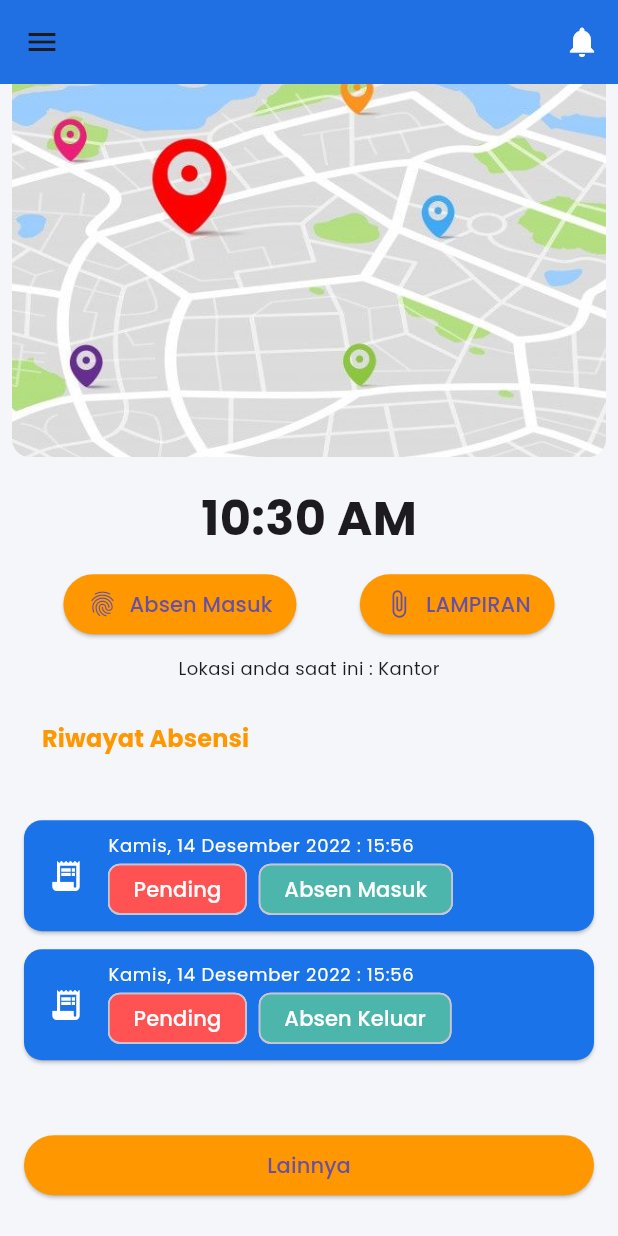
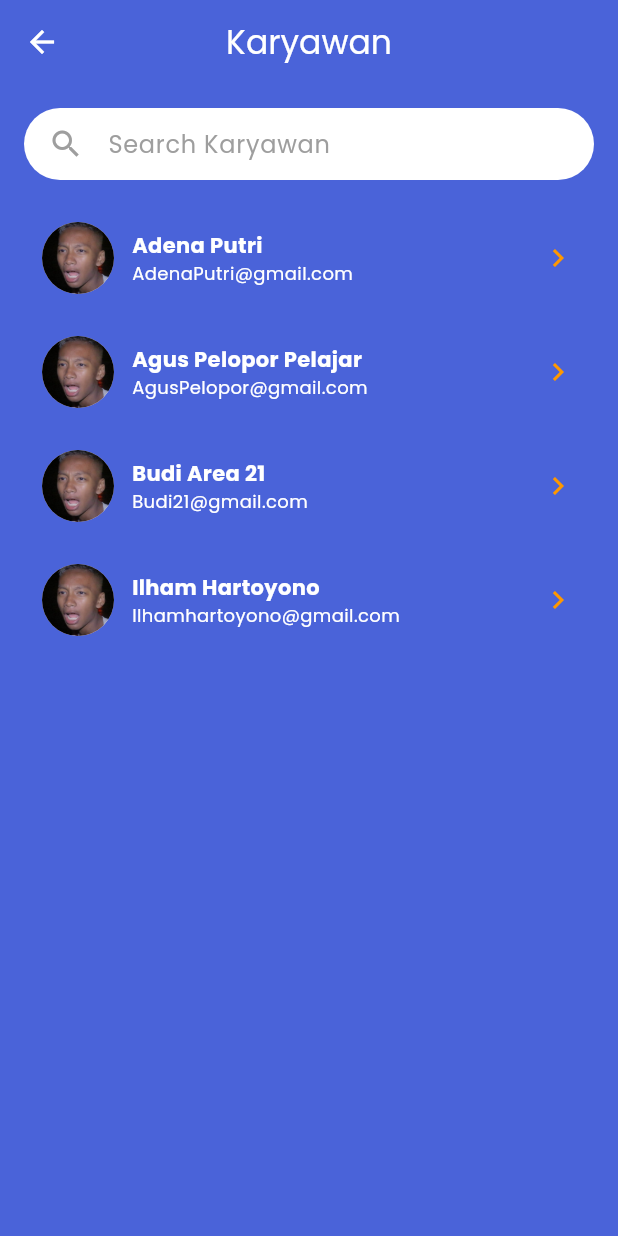
Before and after one commit to ngulekkode/aplikasi_absen, a Flutter app: the HomePage screen opened by its route, scrolled down 225 dp, after a tap on "LAMPIRAN", on a phone screen of 412 x 824 dp. Run offline on Flutter 3.47's test engine with Material 3 defaults, Android fonts, the phone set to English and light mode, and no system bars; our stand-ins replace flutter_riverpod, font_awesome_flutter, go_router, smooth_page_indicator.

Commit message:
ListKaryawan

```diff
--- /dev/null
+++ b/lib/pages/ListKaryawan.dart
@@ -0,0 +1,156 @@
+import 'package:flutter/material.dart';
+
+class ListKaryawanScreen extends StatefulWidget {
+  const ListKaryawanScreen({super.key});
+
+  @override
+  State<ListKaryawanScreen> createState() => _ListKaryawanScreenState();
+}
+
+class _ListKaryawanScreenState extends State<ListKaryawanScreen> {
+  final TextEditingController _searchController = TextEditingController();
+
+  // Dummy data karyawan
+  final List<Map<String, String>> employees = [
+    {
+      "name": "Adena Putri",
+      "email": "AdenaPutri@gmail.com",
+      "avatar": "assets/pp.png",
+    },
+    {
+      "name": "Agus Pelopor Pelajar",
+      "email": "AgusPelopor@gmail.com",
+      "avatar": "assets/pp.png",
+    },
+    {
+      "name": "Budi Area 21",
+      "email": "Budi21@gmail.com",
+      "avatar": "assets/pp.png",
+    },
+    {
+      "name": "Ilham Hartoyono ",
+      "email": "Ilhamhartoyono@gmail.com",
+      "avatar": "assets/pp.png",
+    },
+  ];
+
+  List<Map<String, String>> filteredEmployees = [];
+
+  @override
+  void initState() {
+    super.initState();
+    filteredEmployees = employees;
+  }
+
+  void _onSearchChanged(String value) {
+    setState(() {
+      filteredEmployees = employees
+          .where(
+            (e) =>
+                e["name"]!.toLowerCase().contains(value.toLowerCase()) ||
+                e["email"]!.toLowerCase().contains(value.toLowerCase()),
+          )
+          .toList();
+    });
+  }
+
+  @override
+  Widget build(BuildContext context) {
+    return Scaffold(
+      backgroundColor: const Color(0xFF4A63D9),
+      appBar: AppBar(
+        backgroundColor: const Color(0xFF4A63D9),
+        elevation: 0,
+        leading: IconButton(
+          icon: const Icon(Icons.arrow_back, color: Colors.white),
+          onPressed: () {
+            Navigator.pop(context);
+          },
+        ),
+        title: const Text('Karyawan', style: TextStyle(color: Colors.white)),
+        centerTitle: true,
+      ),
+      body: Padding(
+        padding: const EdgeInsets.all(16),
+        child: Column(
+          children: [
+            // Search Field
+            Container(
+              decoration: BoxDecoration(
+                color: Colors.white,
+                borderRadius: BorderRadius.circular(30),
+              ),
+              padding: const EdgeInsets.symmetric(horizontal: 16),
+              child: TextField(
+                controller: _searchController,
+                onChanged: _onSearchChanged,
+                decoration: const InputDecoration(
+                  border: InputBorder.none,
+                  hintText: 'Search Karyawan',
+                  hintStyle: TextStyle(color: Colors.grey),
+                  icon: Icon(Icons.search, color: Colors.grey),
+                ),
+              ),
+            ),
+
+            const SizedBox(height: 20),
+
+            // List Karyawan
+            Expanded(
+              child: ListView.separated(
+                itemCount: filteredEmployees.length,
+                separatorBuilder: (context, index) =>
+                    const SizedBox(height: 12),
+                itemBuilder: (context, index) {
+                  final employee = filteredEmployees[index];
+                  return Container(
+                    padding: const EdgeInsets.symmetric(
+                      horizontal: 12,
+                      vertical: 8,
+                    ),
+                    decoration: BoxDecoration(
+                      color: Colors.transparent,
+                      borderRadius: BorderRadius.circular(8),
+                    ),
+                    child: Row(
+                      children: [
+                        CircleAvatar(
+                          radius: 24,
+                          backgroundImage: AssetImage(employee["avatar"]!),
+                        ),
+                        const SizedBox(width: 12),
+                        Expanded(
+                          child: Column(
+                            crossAxisAlignment: CrossAxisAlignment.start,
+                            children: [
+                              Text(
+                                employee["name"]!,
+                                style: const TextStyle(
+                                  color: Colors.white,
+                                  fontWeight: FontWeight.bold,
+                                  fontSize: 14,
+                                ),
+                              ),
+                              Text(
+                                employee["email"]!,
+                                style: const TextStyle(
+                                  color: Colors.white,
+                                  fontSize: 12,
+                                ),
+                              ),
+                            ],
+                          ),
+                        ),
+                        const Icon(Icons.chevron_right, color: Colors.orange),
+                      ],
+                    ),
+                  );
+                },
+              ),
+            ),
+          ],
+        ),
+      ),
+    );
+  }
+}
--- a/lib/pages/home.dart
+++ b/lib/pages/home.dart
@@ -226,7 +226,13 @@ drawer: Drawer(
                   context.push('/done_presence');
                 },
               ),
-              _MenuButton(icon: Icons.attach_file, label: 'LAMPIRAN'),
+              _MenuButton(
+                icon: Icons.attach_file,
+                label: 'LAMPIRAN',
+                onPressed: () {
+                  context.push('/ListKaryawan');
+                },
+              ),
             ],
           ),
 
@@ -247,7 +253,8 @@ drawer: Drawer(
             padding: EdgeInsets.symmetric(horizontal: 16),
             child: Align(
               alignment: Alignment.centerLeft,
-              child: TextButton(onPressed: () {
+              child: TextButton(
+                onPressed: () {
                   context.push('/history_absen');
                 },
                 child: Text(
@@ -291,8 +298,7 @@ drawer: Drawer(
               onPressed: () {
                 showModalBottomSheet(
                   context: context,
-                  isScrollControlled:
-                      true,
+                  isScrollControlled: true,
                   shape: const RoundedRectangleBorder(
                     borderRadius: BorderRadius.vertical(
                       top: Radius.circular(16),
@@ -308,10 +314,10 @@ drawer: Drawer(
                           padding: EdgeInsets.all(4),
                           crossAxisCount: 4, // item baris
                           mainAxisSpacing: 16,
-                          crossAxisSpacing:4,
+                          crossAxisSpacing: 4,
                           // childAspectRatio: 0.3,
                           // shrinkWrap: true,
-                          physics:AlwaysScrollableScrollPhysics(),
+                          physics: AlwaysScrollableScrollPhysics(),
                           children: [
                             _BottomSheetMenuItem(
                               icon: Icons.date_range_outlined,
@@ -330,16 +336,12 @@ drawer: Drawer(
                             _BottomSheetMenuItem(
                               icon: Icons.access_time_sharp,
                               label: 'Lembur',
-                              onTap: () {
-
-                              },
+                              onTap: () {},
                             ),
                             _BottomSheetMenuItem(
                               icon: Icons.sick_outlined,
                               label: 'Sakit',
-                              onTap: () {
-
-                              },
+                              onTap: () {},
                             ),
                             _BottomSheetMenuItem(
                               icon: Icons.help,
@@ -374,7 +376,11 @@ class _BottomSheetMenuItem extends StatelessWidget {
   final String label;
   final VoidCallback onTap;
 
-  const _BottomSheetMenuItem({required this.icon, required this.label, required this.onTap});
+  const _BottomSheetMenuItem({
+    required this.icon,
+    required this.label,
+    required this.onTap,
+  });
 
   @override
   Widget build(BuildContext context) {
@@ -388,7 +394,6 @@ class _BottomSheetMenuItem extends StatelessWidget {
             radius: 20,
             backgroundColor: Colors.transparent,
             child: Icon(icon, size: 30, color: Colors.blue),
-
           ),
           SizedBox(height: 8),
           Text(label, style: TextStyle(fontSize: 14)),
@@ -479,7 +484,8 @@ class AbsenTile extends StatelessWidget {
   final String status;
   final String tipe;
 
-  const AbsenTile({super.key,
+  const AbsenTile({
+    super.key,
     required this.tanggal,
     required this.status,
     required this.tipe,
@@ -488,7 +494,6 @@ class AbsenTile extends StatelessWidget {
   @override
   Widget build(BuildContext context) {
     return Card(
-
       color: const Color(0xFF1A73E8),
       margin: const EdgeInsets.symmetric(vertical: 6),
       child: ListTile(
--- a/lib/route/app-route.dart
+++ b/lib/route/app-route.dart
@@ -8,6 +8,7 @@ import 'package:absen_app/pages/login.dart';
 import 'package:absen_app/pages/home.dart';
 import 'package:absen_app/pages/karyawanhome.dart';
 import 'package:absen_app/pages/cuti.dart';
+import 'package:absen_app/pages/ListKaryawan.dart';
 
 final routerProvider = Provider<GoRouter>((ref) {
   return GoRouter(
@@ -41,9 +42,10 @@ final routerProvider = Provider<GoRouter>((ref) {
         path: '/profile',
         builder: (context, state) => const ProfilePage(),
       ),
+      GoRoute(path: '/start', builder: (context, state) => const ChoiceRole()),
       GoRoute(
-        path: '/start',
-        builder: (context, state) => const ChoiceRole(),
+        path: '/ListKaryawan',
+        builder: (context, state) => const ListKaryawanScreen(),
       ),
     ],
   );
```
Also changed, not shown: lib/pages/RiwayatCuti.dart (added, +163 -0 lines). Lines whose indentation alone changed are shown as unchanged.
